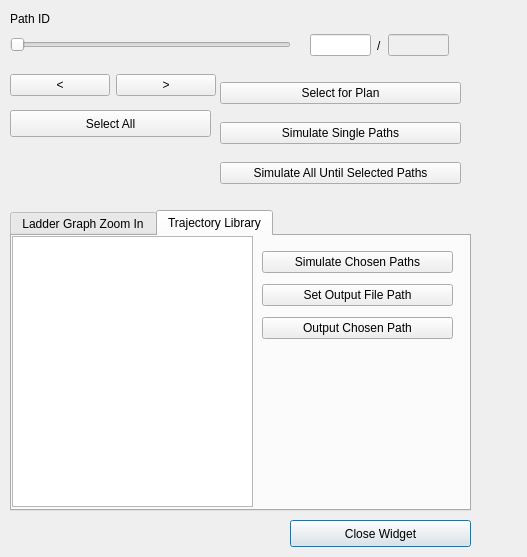
Above: framefab_gui/src/uis/selection_widget.ui from yijiangh/choreo before the change. Below: the same form after it.
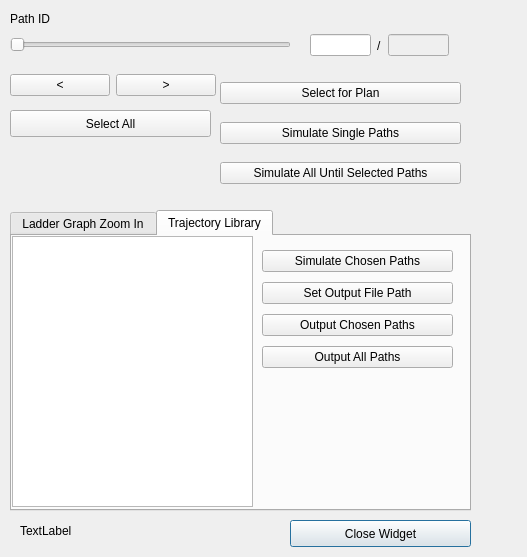
That is the form after the change.

Patch:
```diff
--- a/framefab_gui/src/uis/selection_widget.ui
+++ b/framefab_gui/src/uis/selection_widget.ui
@@ -422,7 +422,7 @@
        <x>250</x>
        <y>10</y>
        <width>191</width>
-       <height>101</height>
+       <height>128</height>
       </rect>
      </property>
      <layout class="QVBoxLayout" name="verticalLayout_2">
@@ -458,7 +458,14 @@
       <item>
        <widget class="QPushButton" name="pushbutton_simulate_single_2">
         <property name="text">
-         <string>Output Chosen Path</string>
+         <string>Output Chosen Paths</string>
+        </property>
+       </widget>
+      </item>
+      <item>
+       <widget class="QPushButton" name="pushbutton_output_generate_all">
+        <property name="text">
+         <string>Output All Paths</string>
         </property>
        </widget>
       </item>
@@ -491,6 +498,19 @@
     <bool>false</bool>
    </property>
   </widget>
+  <widget class="QLabel" name="status_bar">
+   <property name="geometry">
+    <rect>
+     <x>20</x>
+     <y>520</y>
+     <width>231</width>
+     <height>21</height>
+    </rect>
+   </property>
+   <property name="text">
+    <string>TextLabel</string>
+   </property>
+  </widget>
  </widget>
  <resources/>
  <connections/>
```
Left out of the diff: 23 changed lines with no effect on the pictures.
